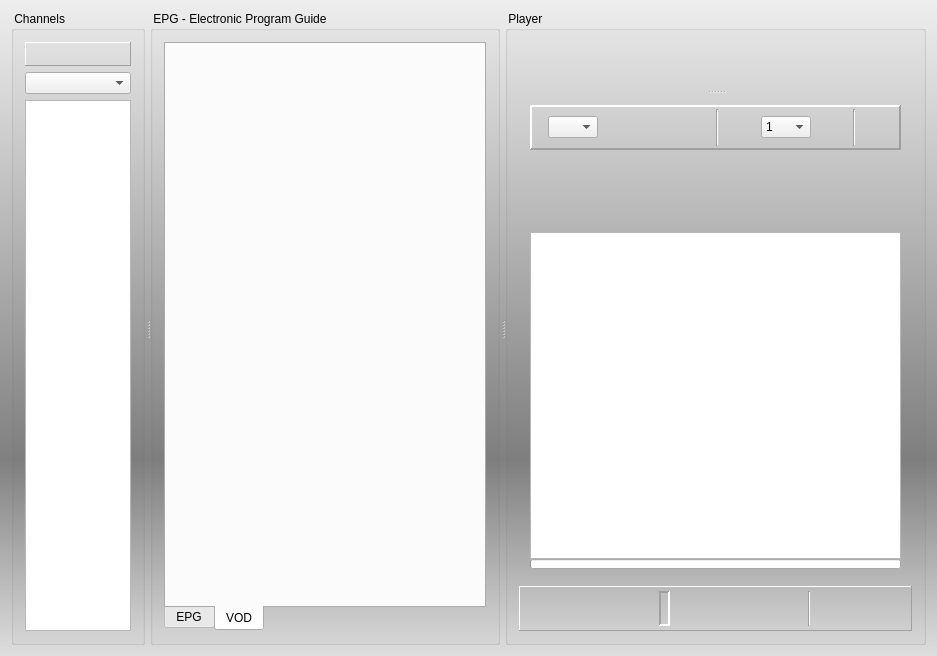
First picture: the form in vlc-record/forms/recorder_inc.ui, repository code-google-com/vlc-record, before the edit.
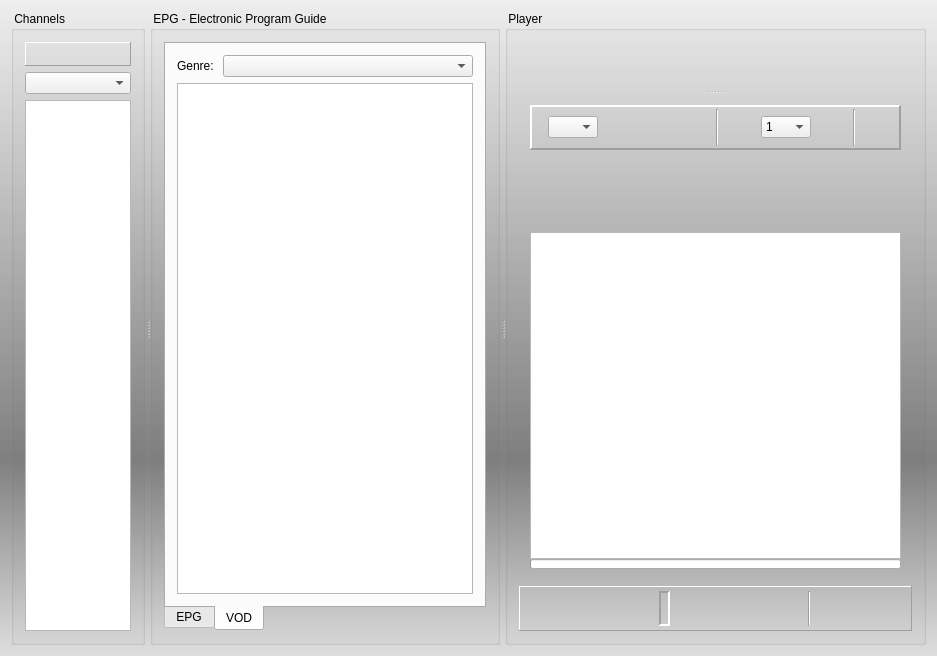
Second picture: the form after the edit. The open tabs and pages were chosen to show the change. Icons and pictures are not drawn. Custom widgets are drawn as their Qt base class.

Patch:
```diff
--- a/vlc-record/forms/recorder_inc.ui
+++ b/vlc-record/forms/recorder_inc.ui
@@ -545,6 +545,25 @@
            <attribute name="title">
             <string>VOD</string>
            </attribute>
+           <layout class="QVBoxLayout" name="verticalLayout_7">
+            <item>
+             <layout class="QHBoxLayout" name="hLayoutGenre" stretch="1,9">
+              <item>
+               <widget class="QLabel" name="labGenre">
+                <property name="text">
+                 <string>Genre: </string>
+                </property>
+               </widget>
+              </item>
+              <item>
+               <widget class="QComboBox" name="cbxGenre"/>
+              </item>
+             </layout>
+            </item>
+            <item>
+             <widget class="QTextBrowser" name="vodBrowser"/>
+            </item>
+           </layout>
           </widget>
          </widget>
         </item>
```
